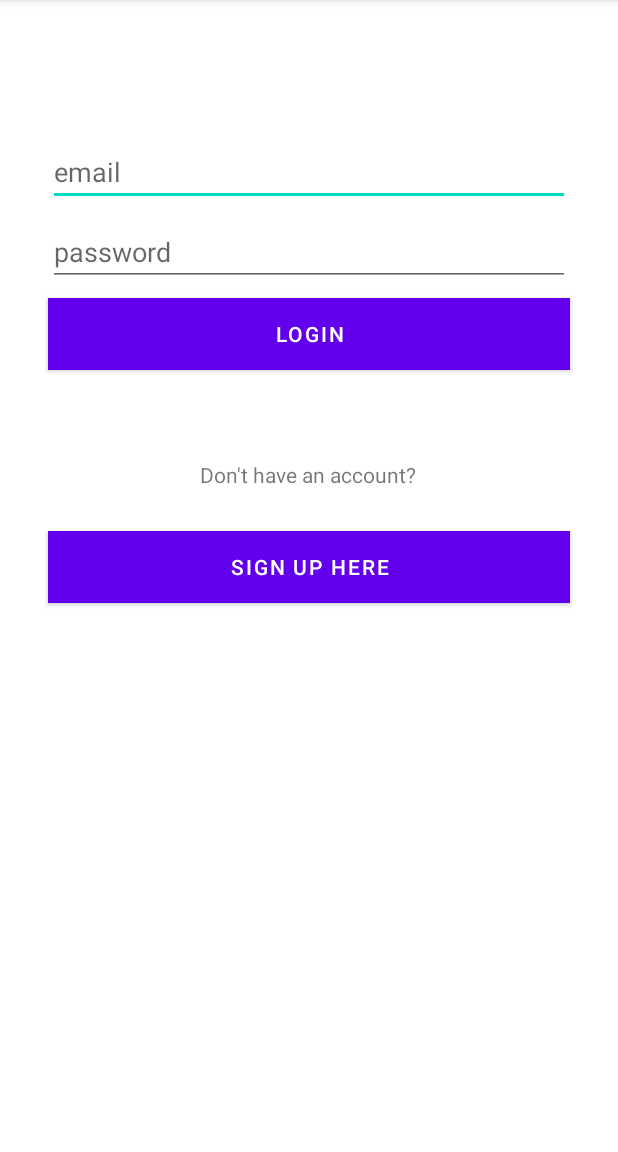
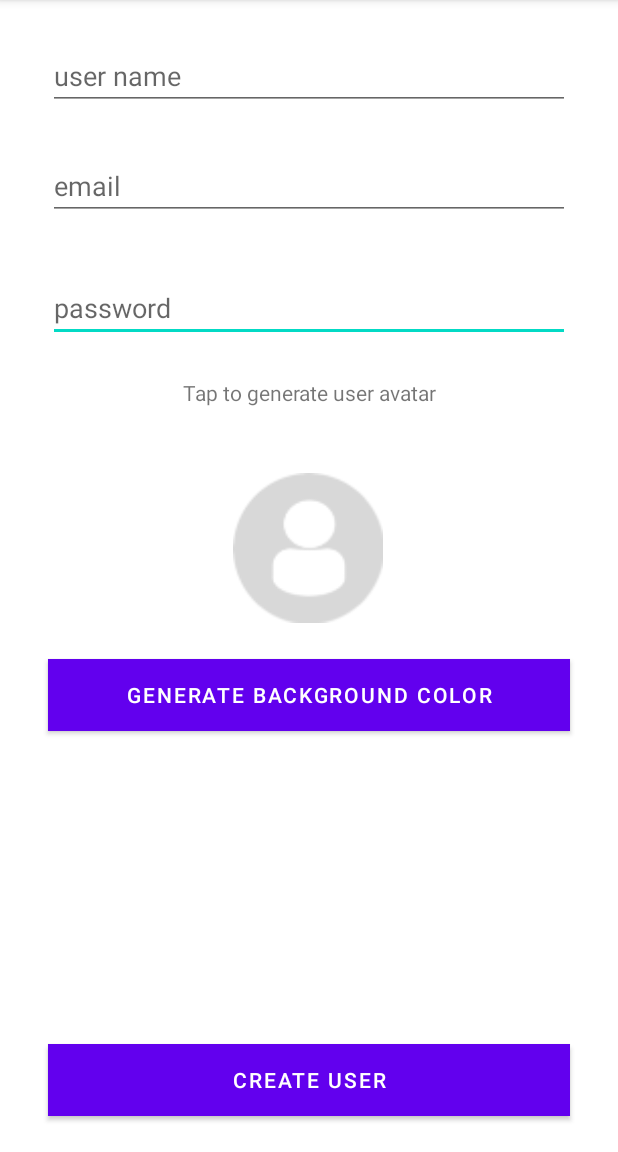
Before and after one commit to jamu544/smack, an Android app: the LoginActivity screen opened directly, with no data from a screen before it, after a tap on "SIGN UP HERE", on a phone screen of 412 x 824 dp, the part 84-1236 px from its top. Run offline under Robolectric (Android 15) with nearby library versions, the phone set to English and light mode, and no system bars.

Commit message:
lesson 04

```diff
--- a/app/src/main/AndroidManifest.xml
+++ b/app/src/main/AndroidManifest.xml
@@ -9,6 +9,9 @@
         android:roundIcon="@mipmap/ic_launcher"
         android:supportsRtl="true"
         android:theme="@style/Theme.Smack">
+        <activity
+            android:name=".CreateUserActivity"
+            android:exported="false" />
         <activity
             android:name=".LoginActivity"
             android:exported="false" />
--- /dev/null
+++ b/app/src/main/java/android/com/jamsand/io/smack/CreateUserActivity.kt
@@ -0,0 +1,21 @@
+package android.com.jamsand.io.smack
+
+import androidx.appcompat.app.AppCompatActivity
+import android.os.Bundle
+import android.view.View
+
+class CreateUserActivity : AppCompatActivity() {
+    override fun onCreate(savedInstanceState: Bundle?) {
+        super.onCreate(savedInstanceState)
+        setContentView(R.layout.activity_create_user)
+    }
+    fun generateUserAvatar(view: View){
+
+    }
+    fun generateColorClicked (view: View){
+
+    }
+    fun createUserClicked (view: View){
+
+    }
+}
--- a/app/src/main/java/android/com/jamsand/io/smack/LoginActivity.kt
+++ b/app/src/main/java/android/com/jamsand/io/smack/LoginActivity.kt
@@ -1,5 +1,6 @@
 package android.com.jamsand.io.smack
 
+import android.content.Intent
 import androidx.appcompat.app.AppCompatActivity
 import android.os.Bundle
 import android.view.View
@@ -14,6 +15,7 @@ class LoginActivity : AppCompatActivity() {
 
     }
     fun loginCreateUserBtnClicked(view: View) {
-
+        val createUserIntent = Intent(this,CreateUserActivity::class.java)
+        startActivity(createUserIntent)
     }
 }
--- /dev/null
+++ b/app/src/main/res/layout/activity_create_user.xml
@@ -0,0 +1,110 @@
+<?xml version="1.0" encoding="utf-8"?>
+<androidx.constraintlayout.widget.ConstraintLayout xmlns:android="http://schemas.android.com/apk/res/android"
+    xmlns:app="http://schemas.android.com/apk/res-auto"
+    xmlns:tools="http://schemas.android.com/tools"
+    android:layout_width="match_parent"
+    android:layout_height="match_parent"
+    tools:context=".CreateUserActivity">
+
+    <Button
+        android:id="@+id/backgroundColorBtn"
+        android:layout_width="0dp"
+        android:layout_height="wrap_content"
+        android:layout_marginStart="32dp"
+        android:layout_marginTop="24dp"
+        android:layout_marginEnd="32dp"
+        android:background="@color/colorPrimary"
+        android:onClick="generateColorClicked"
+        android:text="Generate Background Color"
+        android:textColor="@color/white"
+        app:layout_constraintEnd_toEndOf="parent"
+        app:layout_constraintHorizontal_bias="0.5"
+        app:layout_constraintStart_toStartOf="parent"
+        app:layout_constraintTop_toBottomOf="@+id/createAvatarImageView" />
+
+    <Button
+        android:id="@+id/createUserBtn"
+        android:layout_width="0dp"
+        android:layout_height="wrap_content"
+        android:layout_marginStart="32dp"
+        android:layout_marginEnd="32dp"
+        android:layout_marginBottom="24dp"
+        android:background="@color/colorPrimary"
+        android:onClick="createUserClicked"
+        android:text="Create user"
+        android:textColor="@color/white"
+        app:layout_constraintBottom_toBottomOf="parent"
+        app:layout_constraintEnd_toEndOf="parent"
+        app:layout_constraintHorizontal_bias="0.507"
+        app:layout_constraintStart_toStartOf="parent" />
+
+    <EditText
+        android:id="@+id/createPasswordText"
+        android:layout_width="0dp"
+        android:layout_height="wrap_content"
+        android:layout_marginStart="32dp"
+        android:layout_marginTop="36dp"
+        android:layout_marginEnd="32dp"
+        android:ems="10"
+        android:hint="password"
+        android:inputType="textPersonName"
+        android:textColor="@android:color/tertiary_text_dark"
+        app:layout_constraintEnd_toEndOf="parent"
+        app:layout_constraintHorizontal_bias="0.5"
+        app:layout_constraintStart_toStartOf="parent"
+        app:layout_constraintTop_toBottomOf="@+id/createEmailText" />
+
+    <EditText
+        android:id="@+id/createUserNameText"
+        android:layout_width="0dp"
+        android:layout_height="wrap_content"
+        android:layout_marginStart="32dp"
+        android:layout_marginTop="28dp"
+        android:layout_marginEnd="32dp"
+        android:ems="10"
+        android:hint="user name"
+        android:inputType="textPersonName"
+        android:textColor="@android:color/tertiary_text_dark"
+        app:layout_constraintEnd_toEndOf="parent"
+        app:layout_constraintHorizontal_bias="0.5"
+        app:layout_constraintStart_toStartOf="parent"
+        app:layout_constraintTop_toTopOf="parent" />
+
+    <EditText
+        android:id="@+id/createEmailText"
+        android:layout_width="0dp"
+        android:layout_height="wrap_content"
+        android:layout_marginStart="32dp"
+        android:layout_marginTop="28dp"
+        android:layout_marginEnd="32dp"
+        android:ems="10"
+        android:hint="email"
+        android:inputType="textPersonName"
+        android:textColor="@android:color/tertiary_text_dark"
+        app:layout_constraintEnd_toEndOf="parent"
+        app:layout_constraintHorizontal_bias="0.5"
+        app:layout_constraintStart_toStartOf="parent"
+        app:layout_constraintTop_toBottomOf="@+id/createUserNameText" />
+
+    <ImageView
+        android:id="@+id/createAvatarImageView"
+        android:layout_width="100dp"
+        android:layout_height="100dp"
+        android:layout_marginTop="44dp"
+        android:onClick="generateUserAvatar"
+        app:layout_constraintEnd_toEndOf="parent"
+        app:layout_constraintHorizontal_bias="0.498"
+        app:layout_constraintStart_toStartOf="parent"
+        app:layout_constraintTop_toBottomOf="@+id/textView2"
+        app:srcCompat="@drawable/profiledefault" />
+
+    <TextView
+        android:id="@+id/textView2"
+        android:layout_width="wrap_content"
+        android:layout_height="wrap_content"
+        android:layout_marginTop="24dp"
+        android:text="Tap to generate user avatar"
+        app:layout_constraintEnd_toEndOf="parent"
+        app:layout_constraintStart_toStartOf="parent"
+        app:layout_constraintTop_toBottomOf="@+id/createPasswordText" />
+</androidx.constraintlayout.widget.ConstraintLayout>
--- a/app/src/main/res/layout/nav_header_main.xml
+++ b/app/src/main/res/layout/nav_header_main.xml
@@ -43,7 +43,7 @@
     <Button
         android:id="@+id/loginBtnNavHeader"
         android:layout_width="wrap_content"
-        android:layout_height="32dp"
+        android:layout_height="wrap_content"
         android:background="@android:color/transparent"
         android:onClick="loginBtnNavClicked"
         android:text="Login"
```
